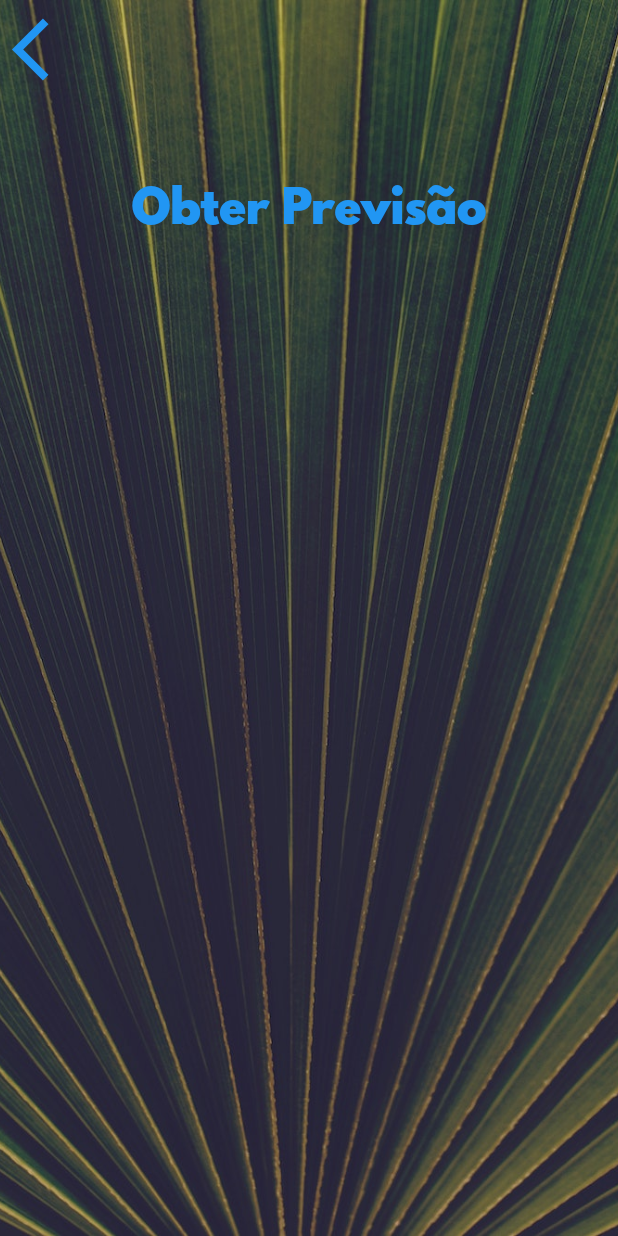
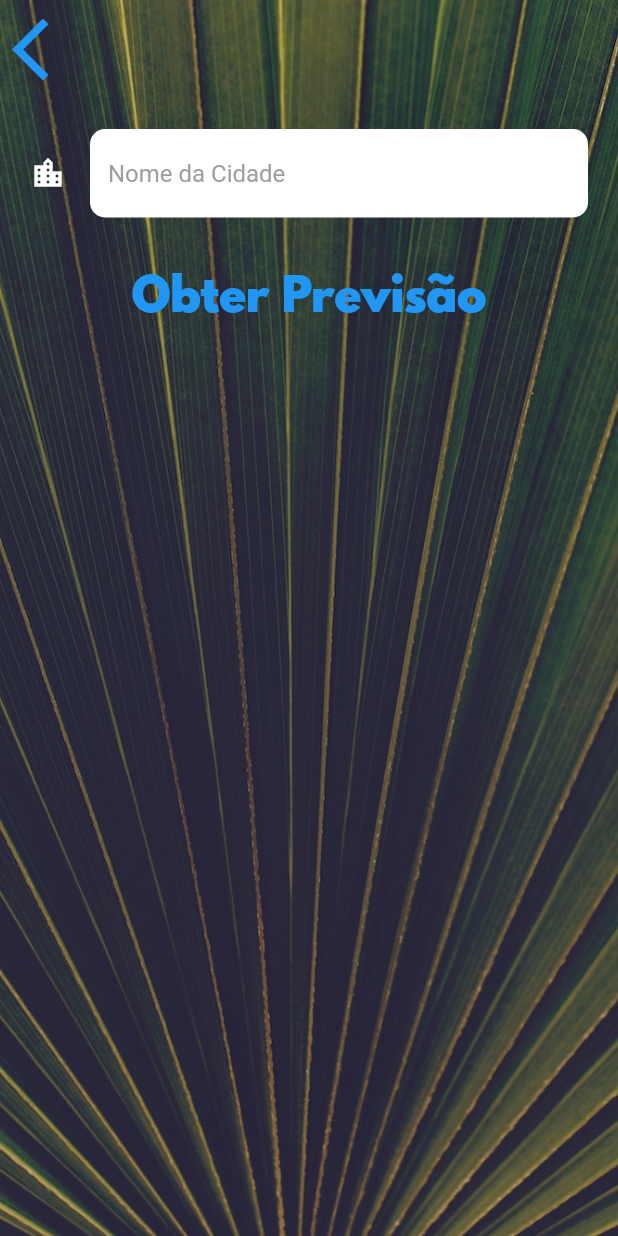
Before and after one commit to Catolica-Santa-Catarina/aplicativo-tempo-gregori, a Flutter app: the CityScreen screen opened directly, on a phone screen of 412 x 824 dp. Run offline on Flutter 3.47's test engine with Material 2 defaults, Android fonts, the phone set to English and light mode, and no system bars; our stand-ins replace flutter_spinkit, geolocator.

Commit message:
Aplicativo finalizado

```diff
--- a/lib/screens/city_screen.dart
+++ b/lib/screens/city_screen.dart
@@ -9,6 +9,8 @@ class CityScreen extends StatefulWidget {
 }
 
 class _CityScreenState extends State<CityScreen> {
+  String? cityName;
+
   @override
   Widget build(BuildContext context) {
     return Scaffold(
@@ -35,10 +37,20 @@ class _CityScreenState extends State<CityScreen> {
               ),
               Container(
                 padding: const EdgeInsets.all(20.0),
-                child: null,
+                child: TextField(
+                  style: const TextStyle(
+                    color: Colors.black,
+                  ),
+                  decoration: kTextFieldInputDecoration,
+                  onChanged: (value) {
+                    cityName = value;
+                  },
+                ),
               ),
               TextButton(
-                onPressed: () {},
+                onPressed: () {
+                  Navigator.pop(context, cityName);
+                },
                 child: const Text(
                   'Obter Previsão',
                   style: kButtonTextStyle,
--- a/lib/utilities/constants.dart
+++ b/lib/utilities/constants.dart
@@ -2,12 +2,12 @@ import 'package:flutter/material.dart';
 
 const kTempTextStyle = TextStyle(
   fontFamily: 'Spartan MB',
-  fontSize: 100.0,
+  fontSize: 70.0,
 );
 
 const kMessageTextStyle = TextStyle(
   fontFamily: 'Spartan MB',
-  fontSize: 58.0,
+  fontSize: 45.0,
 );
 
 const kButtonTextStyle = TextStyle(
@@ -16,7 +16,27 @@ const kButtonTextStyle = TextStyle(
 );
 
 const kConditionTextStyle = TextStyle(
-  fontSize: 100.0,
+  fontSize: 70.0,
+);
+
+const kTextFieldInputDecoration = InputDecoration(
+  filled: true,
+  fillColor: Colors.white,
+  icon: Icon(
+    Icons.location_city,
+    color: Colors.white,
+  ),
+  hintText: 'Nome da Cidade',
+  hintStyle: TextStyle(
+    color: Colors.grey,
+  ),
+  border: OutlineInputBorder(
+    borderRadius: BorderRadius.all(
+      Radius.circular(10.0),
+    ),
+    borderSide: BorderSide.none,
+  ),
 );
 
 const apiKey = String.fromEnvironment('API_KEY');
+const openWeatherMapURL = 'https://api.openweathermap.org/data/2.5/weather';
```
Also changed, not shown: lib/screens/loading_screen.dart (+3 -21 lines), lib/screens/location_screen.dart (+19 -5 lines), lib/services/weather.dart (+26 -29 lines).
